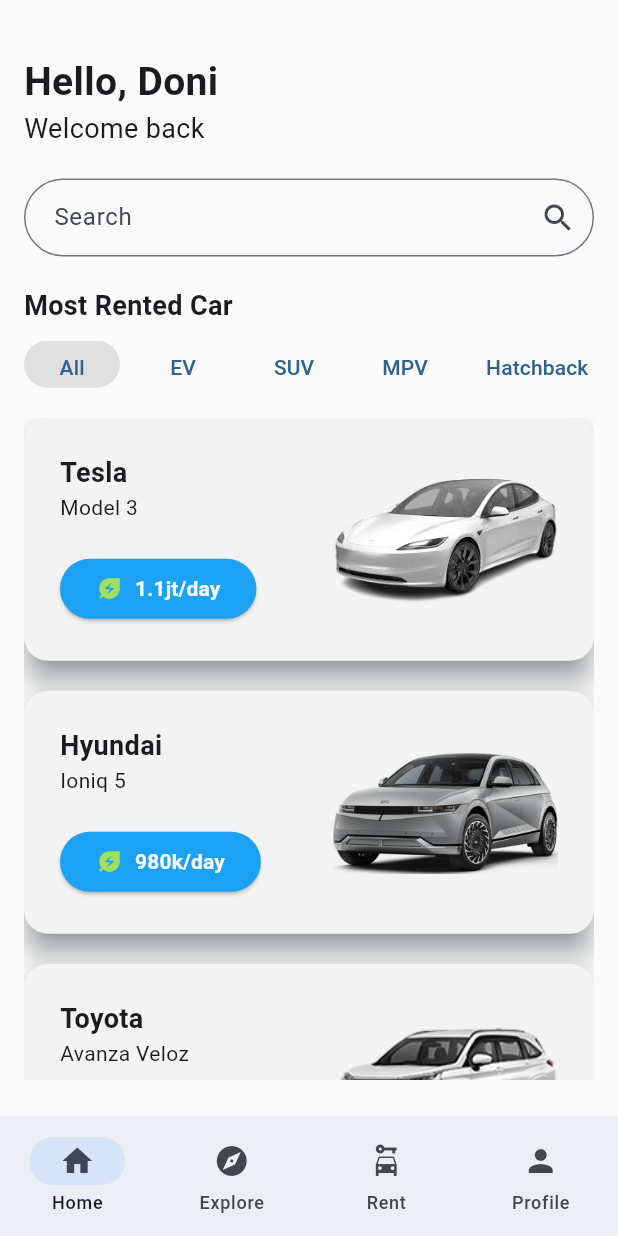
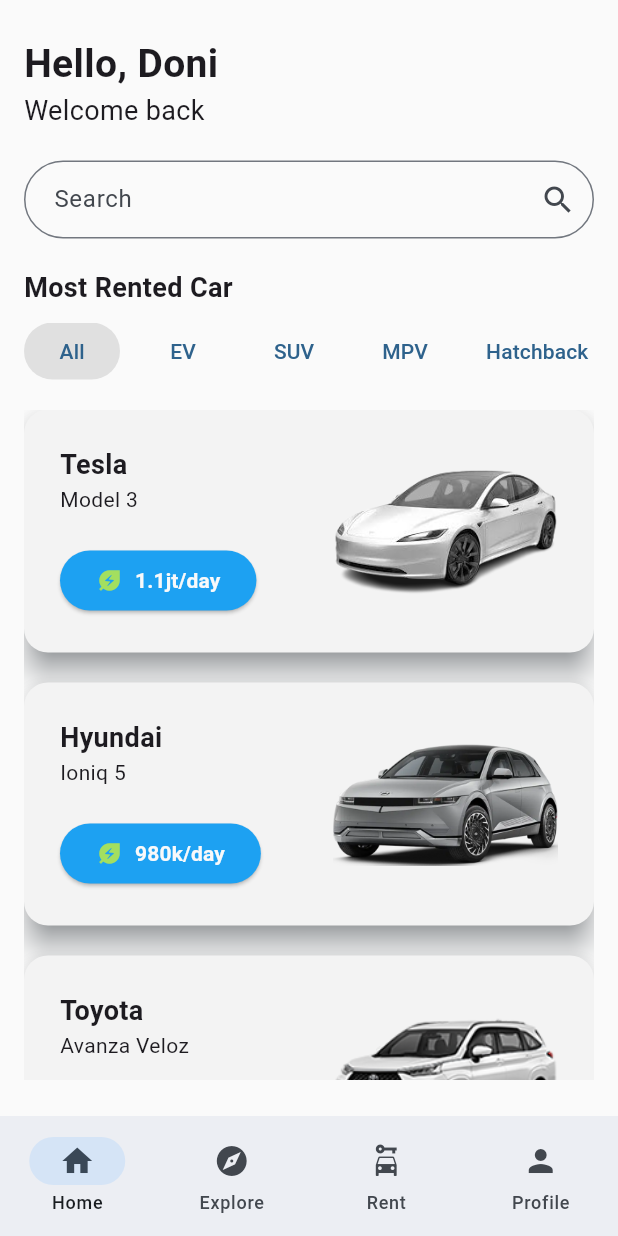
Before and after one commit to doniduaasattuu/mobile_programming_tugas_dua, a Flutter app: the screen it shows after launch, on a phone screen of 412 x 824 dp. Run offline on Flutter 3.47's test engine with Material 3 defaults, Android fonts, the phone set to English and light mode, and no system bars.

```diff
--- a/lib/ui/cars/cars_class.dart
+++ b/lib/ui/cars/cars_class.dart
@@ -1,26 +1,25 @@
 import 'package:flutter/material.dart';
-import 'package:tugas_dua/data/cars_class_data.dart';
 import 'package:tugas_dua/models/class.dart';
 
 class CarsClass extends StatelessWidget {
-  const CarsClass({super.key, required this.carsClassData});
+  const CarsClass({super.key, required this.classData});
 
-  final List<Class> carsClassData;
+  final List<Class> classData;
 
   @override
   Widget build(BuildContext context) {
     return ListView.builder(
       scrollDirection: Axis.horizontal,
-      itemCount: carsClassData.length,
+      itemCount: classData.length,
       itemBuilder: (ctx, index) => Padding(
         padding: const EdgeInsets.only(right: 10),
         child: TextButton(
           onPressed: () {},
           style: TextButton.styleFrom(
             backgroundColor:
-                carClassData[index].name == 'All' ? Colors.grey.shade300 : null,
+                classData[index].name == 'All' ? Colors.grey.shade300 : null,
           ),
-          child: Text(carClassData[index].name),
+          child: Text(classData[index].name),
         ),
       ),
       // SizedBox(width: 15),
--- a/lib/ui/cars/recommended_car.dart
+++ b/lib/ui/cars/recommended_car.dart
@@ -22,7 +22,7 @@ class _RecommendedCar extends State<RecommendedCar> {
       itemBuilder: (ctx, index) => Card(
         surfaceTintColor: Colors.orange,
         child: Padding(
-          padding: const EdgeInsets.all(8),
+          padding: const EdgeInsets.all(16),
           child: Column(
             crossAxisAlignment: CrossAxisAlignment.center,
             mainAxisAlignment: MainAxisAlignment.end,
@@ -31,7 +31,7 @@ class _RecommendedCar extends State<RecommendedCar> {
                 recommendedCar[index].image,
                 width: 130,
               ),
-              const SizedBox(height: 10),
+              const SizedBox(height: 16),
               Text(recommendedCar[index].name),
             ],
           ),
--- /dev/null
+++ b/lib/ui/home/home.dart
@@ -0,0 +1,76 @@
+import 'package:flutter/material.dart';
+import 'package:tugas_dua/data/cars_class_data.dart';
+import 'package:tugas_dua/data/cars_data.dart';
+import 'package:tugas_dua/ui/cars/cars_class.dart';
+import 'package:tugas_dua/ui/cars/cars_list.dart';
+import 'package:tugas_dua/utility/my_colors.dart';
+import 'package:tugas_dua/utility/my_container.dart';
+
+class Home extends StatefulWidget {
+  const Home({super.key});
+
+  @override
+  State<Home> createState() => _HomeState();
+}
+
+class _HomeState extends State<Home> {
+  @override
+  Widget build(BuildContext context) {
+    return Scaffold(
+      body: MyContainer(
+        child: Column(
+          crossAxisAlignment: CrossAxisAlignment.start,
+          mainAxisAlignment: MainAxisAlignment.start,
+          children: [
+            const Column(
+              crossAxisAlignment: CrossAxisAlignment.start,
+              children: [
+                Text(
+                  'Hello, Doni',
+                  style: TextStyle(
+                    fontSize: 26,
+                    fontWeight: FontWeight.bold,
+                  ),
+                ),
+                Text(
+                  'Welcome back',
+                  style: TextStyle(
+                    fontSize: 18,
+                  ),
+                ),
+              ],
+            ),
+            const SizedBox(height: 20),
+            TextFormField(
+              decoration: InputDecoration(
+                contentPadding:
+                    const EdgeInsets.symmetric(horizontal: 16, vertical: 14),
+                label: const Text('Search'),
+                border: OutlineInputBorder(
+                  borderSide: BorderSide(color: MyColors().secondary),
+                  borderRadius: BorderRadius.circular(50),
+                ),
+                suffixIcon: const Icon(Icons.search),
+              ),
+            ),
+            const SizedBox(height: 20),
+            const Text(
+              'Most Rented Car',
+              style: TextStyle(fontSize: 18, fontWeight: FontWeight.bold),
+            ),
+            const SizedBox(height: 10),
+            SizedBox(
+              height: 38,
+              child: CarsClass(classData: carClassData),
+            ),
+            const SizedBox(height: 20),
+            Expanded(
+              // flex: 14,
+              child: CarsList(carsData: carsData),
+            ),
+          ],
+        ),
+      ),
+    );
+  }
+}
--- a/lib/ui/homepage.dart
+++ b/lib/ui/homepage.dart
@@ -1,10 +1,6 @@
 import 'package:flutter/material.dart';
-import 'package:tugas_dua/data/cars_class_data.dart';
-import 'package:tugas_dua/data/cars_data.dart';
-import 'package:tugas_dua/ui/cars/cars_list.dart';
-import 'package:tugas_dua/ui/cars/cars_class.dart';
-import 'package:tugas_dua/utility/my_colors.dart';
-import 'package:tugas_dua/utility/my_container.dart';
+import 'package:tugas_dua/ui/explore/explore.dart';
+import 'package:tugas_dua/ui/home/home.dart';
 
 class Homepage extends StatefulWidget {
   const Homepage({super.key});
@@ -14,138 +10,27 @@ class Homepage extends StatefulWidget {
 }
 
 class _HomepageState extends State<Homepage> {
+  int currentPageIndex = 0;
   @override
   Widget build(BuildContext context) {
     return Scaffold(
-      body: MyContainer(
-        child: Column(
-          crossAxisAlignment: CrossAxisAlignment.start,
-          mainAxisAlignment: MainAxisAlignment.start,
-          children: [
-            const Column(
-              crossAxisAlignment: CrossAxisAlignment.start,
-              children: [
-                Text(
-                  'Hello, Doni',
-                  style: TextStyle(
-                    fontSize: 26,
-                    fontWeight: FontWeight.bold,
-                  ),
-                ),
-                Text(
-                  'Welcome back',
-                  style: TextStyle(
-                    fontSize: 18,
-                  ),
-                ),
-              ],
-            ),
-            const SizedBox(height: 20),
-            TextFormField(
-              decoration: InputDecoration(
-                contentPadding:
-                    const EdgeInsets.symmetric(horizontal: 16, vertical: 14),
-                label: const Text('Search'),
-                border: OutlineInputBorder(
-                  borderSide: BorderSide(color: MyColors().secondary),
-                  borderRadius: BorderRadius.circular(50),
-                ),
-                suffixIcon: const Icon(Icons.search),
-              ),
-            ),
-            const SizedBox(height: 20),
-            const Text(
-              'Most Rented Car',
-              style: TextStyle(fontSize: 18, fontWeight: FontWeight.bold),
-            ),
-            const SizedBox(height: 10),
-            // Container(
-            //   height: 30,
-            //   child: Expanded(
-            //     child: ListView(
-            //       scrollDirection: Axis.horizontal,
-            //       children: [
-            //         Text('All'),
-            //         const SizedBox(width: 25),
-            //         Text('SUV'),
-            //         const SizedBox(width: 25),
-            //         Text('MPV'),
-            //         const SizedBox(width: 25),
-            //         Text('EV'),
-            //         const SizedBox(width: 25),
-            //         Text('Hatchback'),
-            //         const SizedBox(width: 25),
-            //         Text('City car'),
-            //         const SizedBox(width: 25),
-            //         Text('LCGC'),
-            //       ],
-            //     ),
-            //   ),
-            // ),
-
-            Expanded(child: CarsClass(carsClassData: carClassData)),
-
-            // Expanded(
-            //   child: ListView(
-            //     padding: EdgeInsets.zero,
-            //     scrollDirection: Axis.horizontal,
-            //     children: <Widget>[
-            //       ElevatedButton(
-            //         onPressed: () {},
-            //         style: ElevatedButton.styleFrom(
-            //           surfaceTintColor: Colors.deepPurple,
-            //         ),
-            //         child: const Text('All'),
-            //       ),
-            //       const SizedBox(width: 15),
-            //       TextButton(
-            //         onPressed: () {},
-            //         style: TextButton.styleFrom(
-            //           backgroundColor: Colors.deepPurple.shade100,
-            //         ),
-            //         child: const Text('EV'),
-            //       ),
-            //       const SizedBox(width: 15),
-            //       TextButton(
-            //         onPressed: () {},
-            //         child: const Text('SUV'),
-            //       ),
-            //       const SizedBox(width: 15),
-            //       TextButton(
-            //         onPressed: () {},
-            //         child: const Text('MPV'),
-            //       ),
-            //       const SizedBox(width: 15),
-            //       TextButton(
-            //         onPressed: () {},
-            //         child: const Text('Hatchback'),
-            //       ),
-            //       const SizedBox(width: 15),
-            //       TextButton(
-            //         onPressed: () {},
-            //         child: const Text('Citycar'),
-            //       ),
-            //       const SizedBox(width: 15),
-            //       TextButton(
-            //         onPressed: () {},
-            //         child: const Text('LCGC'),
-            //       ),
-            //       const SizedBox(width: 15),
-            //     ],
-            //   ),
-            // ),
-            const SizedBox(height: 20),
-            Expanded(
-              flex: 14,
-              child: CarsList(carsData: carsData),
-            ),
-            // Expanded(
-            //   child: CarsList(carsData: carsData),
-            // ),
-          ],
+      body: <Widget>[
+        const Home(),
+        const Explore(),
+        const Center(
+          child: Text('Hello rental'),
         ),
-      ),
+        const Center(
+          child: Text('Hello profile'),
+        ),
+      ][currentPageIndex],
       bottomNavigationBar: NavigationBar(
+        onDestinationSelected: (index) {
+          setState(() {
+            currentPageIndex = index;
+          });
+        },
+        selectedIndex: currentPageIndex,
         destinations: const [
           NavigationDestination(icon: Icon(Icons.home), label: 'Home'),
           NavigationDestination(icon: Icon(Icons.explore), label: 'Explore'),
--- a/lib/utility/my_container.dart
+++ b/lib/utility/my_container.dart
@@ -10,7 +10,7 @@ class MyContainer extends StatelessWidget {
   Widget build(BuildContext context) {
     return Scaffold(
       body: Container(
-        padding: const EdgeInsets.fromLTRB(16, 36, 16, 24),
+        padding: const EdgeInsets.fromLTRB(16, 24, 16, 24),
         child: child,
       ),
     );
```
Also changed, not shown: lib/data/brands.dart (added, +12 -0 lines), lib/ui/cars/car_details.dart (+7 -0 lines), lib/ui/explore/explore.dart (added, +159 -0 lines).
